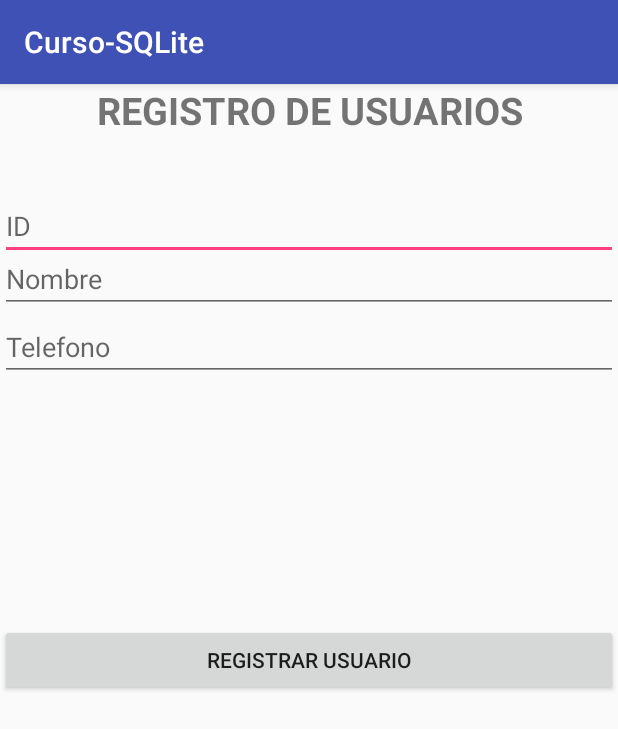
After one commit to DidierMatos/Sqlite-Android, an Android app: the RegistroUsuarioActivity screen opened directly, with no data from a screen before it, on a phone screen of 412 x 824 dp. The commit adds this screen. Shown: the top 729 px of the screen. Run offline under Robolectric (Android 15) with nearby library versions, the phone set to English and light mode, and no system bars.

Commit message:
RegistroUsuario y su activity

```diff
--- a/app/src/main/AndroidManifest.xml
+++ b/app/src/main/AndroidManifest.xml
@@ -16,6 +16,7 @@
                 <category android:name="android.intent.category.LAUNCHER" />
             </intent-filter>
         </activity>
+        <activity android:name=".RegistroUsuarioActivity"></activity>
     </application>
 
 </manifest>
--- a/app/src/main/java/com/cursosqlite/innovasoftdl/MainActivity.java
+++ b/app/src/main/java/com/cursosqlite/innovasoftdl/MainActivity.java
@@ -1,7 +1,9 @@
 package com.cursosqlite.innovasoftdl;
 
+import android.content.Intent;
 import android.support.v7.app.AppCompatActivity;
 import android.os.Bundle;
+import android.view.View;
 
 public class MainActivity extends AppCompatActivity {
 
@@ -12,6 +14,13 @@ public class MainActivity extends AppCompatActivity {
 
         ConexionSQLiteHelper conn = new ConexionSQLiteHelper(this,"bd_usuarios",null,1);
 
+    }
 
+    public void onClick(View view){
+        Intent miintent=null;
+        switch (view.getId()){
+            case R.id
+        }
     }
+
 }
--- /dev/null
+++ b/app/src/main/java/com/cursosqlite/innovasoftdl/RegistroUsuarioActivity.java
@@ -0,0 +1,13 @@
+package com.cursosqlite.innovasoftdl;
+
+import android.support.v7.app.AppCompatActivity;
+import android.os.Bundle;
+
+public class RegistroUsuarioActivity extends AppCompatActivity {
+
+    @Override
+    protected void onCreate(Bundle savedInstanceState) {
+        super.onCreate(savedInstanceState);
+        setContentView(R.layout.activity_registro_usuario);
+    }
+}
--- /dev/null
+++ b/app/src/main/res/layout/activity_registro_usuario.xml
@@ -0,0 +1,57 @@
+<?xml version="1.0" encoding="utf-8"?>
+<RelativeLayout xmlns:android="http://schemas.android.com/apk/res/android"
+    xmlns:app="http://schemas.android.com/apk/res-auto"
+    xmlns:tools="http://schemas.android.com/tools"
+    android:layout_width="match_parent"
+    android:layout_height="match_parent"
+    android:orientation="vertical"
+    tools:context="com.cursosqlite.innovasoftdl.RegistroUsuarioActivity">
+
+    <TextView
+        android:id="@+id/textView"
+        android:layout_width="match_parent"
+        android:layout_height="wrap_content"
+        android:gravity="center"
+        android:text="REGISTRO DE USUARIOS"
+        android:textSize="25dp"
+        android:textStyle="bold"
+        />
+
+    <EditText
+        android:id="@+id/editText"
+        android:layout_width="match_parent"
+        android:layout_height="wrap_content"
+        android:layout_alignParentStart="true"
+        android:layout_below="@+id/textView"
+        android:layout_marginTop="37dp"
+        android:hint="ID"
+        />
+
+    <EditText
+        android:id="@+id/editText2"
+        android:layout_width="match_parent"
+        android:layout_height="wrap_content"
+        android:layout_alignParentStart="true"
+        android:layout_alignTop="@+id/editText"
+        android:layout_marginTop="35dp"
+        android:hint="Nombre"
+        />
+
+    <EditText
+        android:layout_width="match_parent"
+        android:layout_height="wrap_content"
+        android:layout_alignParentStart="true"
+        android:layout_below="@+id/editText2"
+        android:hint="Telefono" />
+
+    <Button
+        android:layout_width="match_parent"
+        android:layout_height="wrap_content"
+        android:layout_alignParentStart="true"
+        android:layout_centerVertical="true"
+        android:onClick="OnClick"
+        android:text="Registrar Usuario" />
+
+
+
+</RelativeLayout>
```
